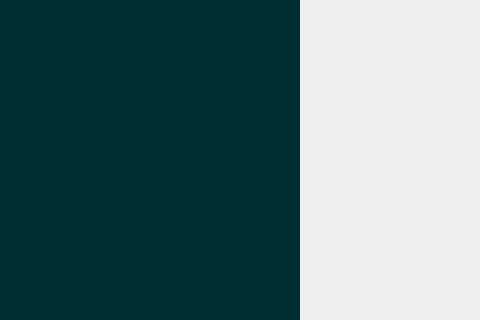
Before: the Qt Designer form MainWindowNew.ui in SimonBuxx/Linkuit-Studio, drawn with Qt 5; both pictures show x 0 to 480 and y 0 to 320 of the 800 by 600 pixel window.
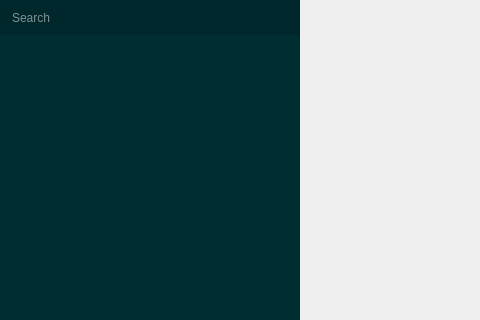
After: the same form once the commit is applied. Icons and pictures are not drawn.

Diff of the .ui file:
```diff
--- a/MainWindowNew.ui
+++ b/MainWindowNew.ui
@@ -46,6 +46,24 @@
        <number>0</number>
       </property>
       <item row="0" column="0" alignment="Qt::AlignLeft">
+       <widget class="QWidget" name="uLeftContainer" native="true">
+        <layout class="QGridLayout" name="gridLayout_2">
+         <property name="leftMargin">
+          <number>0</number>
+         </property>
+         <property name="topMargin">
+          <number>0</number>
+         </property>
+         <property name="rightMargin">
+          <number>0</number>
+         </property>
+         <property name="bottomMargin">
+          <number>0</number>
+         </property>
+         <property name="spacing">
+          <number>0</number>
+         </property>
+         <item row="1" column="0">
        <widget class="QTreeView" name="uToolboxTree">
         <property name="enabled">
          <bool>true</bool>
@@ -75,8 +93,8 @@
          <string notr="true">QTreeView {
     background: rgb(0, 45, 50);
     color: rgb(255, 255, 255);
-	padding: 10px 0px 10px 10px;
-	font: 12pt &quot;Quicksand&quot;;
+	padding: 0px 0px 0px 10px;
+	font: 12pt &quot;Quicksand Medium&quot;;
 	qproperty-indentation: 20;
 }
 
@@ -108,6 +126,12 @@
         <property name="editTriggers">
          <set>QAbstractItemView::NoEditTriggers</set>
         </property>
+           <property name="alternatingRowColors">
+            <bool>false</bool>
+           </property>
+           <property name="selectionMode">
+            <enum>QAbstractItemView::SingleSelection</enum>
+           </property>
         <property name="iconSize">
          <size>
           <width>20</width>
@@ -123,6 +147,45 @@
         <property name="headerHidden">
          <bool>true</bool>
         </property>
+           <property name="expandsOnDoubleClick">
+            <bool>false</bool>
+           </property>
+          </widget>
+         </item>
+         <item row="0" column="0">
+          <widget class="QLineEdit" name="uSearchEdit">
+           <property name="minimumSize">
+            <size>
+             <width>0</width>
+             <height>35</height>
+            </size>
+           </property>
+           <property name="maximumSize">
+            <size>
+             <width>16777215</width>
+             <height>35</height>
+            </size>
+           </property>
+           <property name="styleSheet">
+            <string notr="true">QLineEdit {
+	background: rgb(0, 39, 43);
+	color: rgb(255, 255, 255);
+	font: 12pt &quot;Quicksand Medium&quot;;
+	padding: 7px 10px;
+}</string>
+           </property>
+           <property name="text">
+            <string/>
+           </property>
+           <property name="frame">
+            <bool>false</bool>
+           </property>
+           <property name="placeholderText">
+            <string>Search</string>
+           </property>
+          </widget>
+         </item>
+        </layout>
        </widget>
       </item>
      </layout>
```
Left out of the diff: 8 changed lines with no effect on the pictures. Lines whose indentation alone changed are shown as unchanged.
